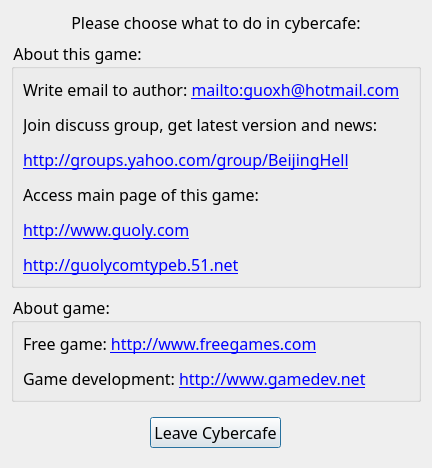
soda92/beijing_fushengji_rewrite, file form/net_cafe.ui: the form before one commit.
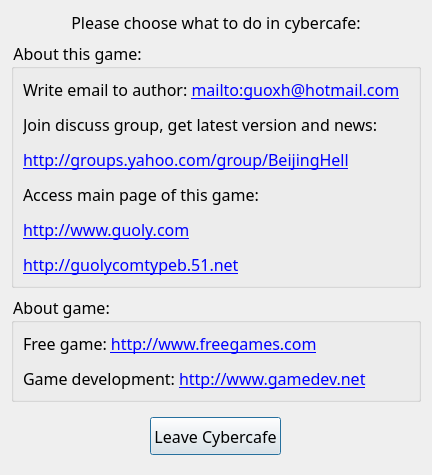
The form after the commit.

Commit message: add default buttons

Diff of the .ui file:
```diff
--- a/form/net_cafe.ui
+++ b/form/net_cafe.ui
@@ -88,9 +88,18 @@
       </item>
       <item>
        <widget class="QPushButton" name="leave_cybercafe">
+        <property name="minimumSize">
+         <size>
+          <width>0</width>
+          <height>38</height>
+         </size>
+        </property>
         <property name="text">
          <string>Leave Cybercafe</string>
         </property>
+        <property name="default">
+         <bool>true</bool>
+        </property>
        </widget>
       </item>
       <item>
```
The commit also changes 5 other files.
